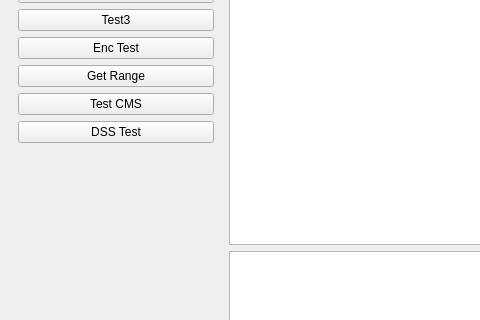
Above: PDFTool/mainwindow.ui from jykim74/PDFTool before the change; both pictures show x 0 to 480 and y 203 to 523 of the 738 by 746 pixel window. Below: the same form after it.
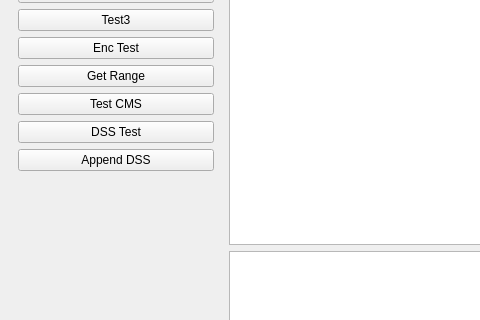
That is the form after the change.

Commit message: append dss test

What changed in the file:
```diff
--- a/PDFTool/mainwindow.ui
+++ b/PDFTool/mainwindow.ui
@@ -257,8 +257,18 @@
             </property>
            </widget>
           </item>
+          <item>
+           <widget class="QPushButton" name="mAppendDSSBtn">
+            <property name="text">
+             <string>Append DSS</string>
+            </property>
+           </widget>
+          </item>
           <item>
            <spacer name="verticalSpacer">
+            <property name="orientation">
+             <enum>Qt::Vertical</enum>
+            </property>
             <property name="sizeHint" stdset="0">
              <size>
               <width>20</width>
```
The commit also changes 4 other files.
